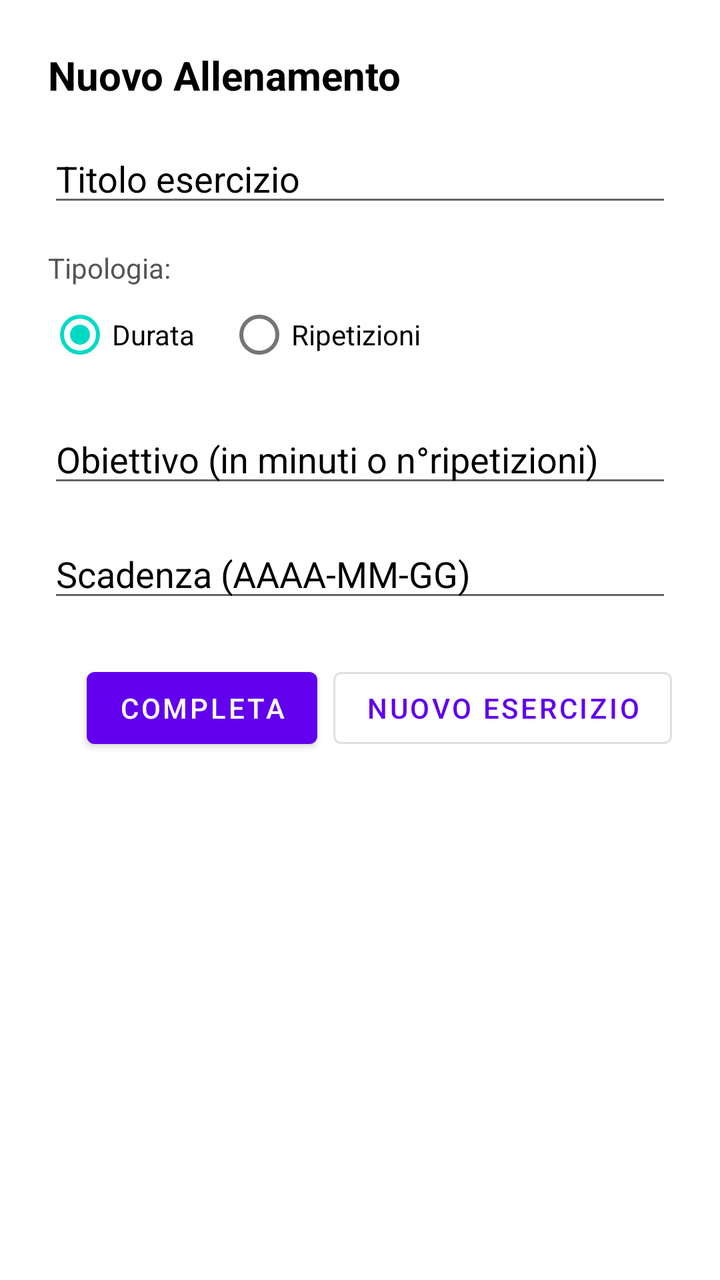
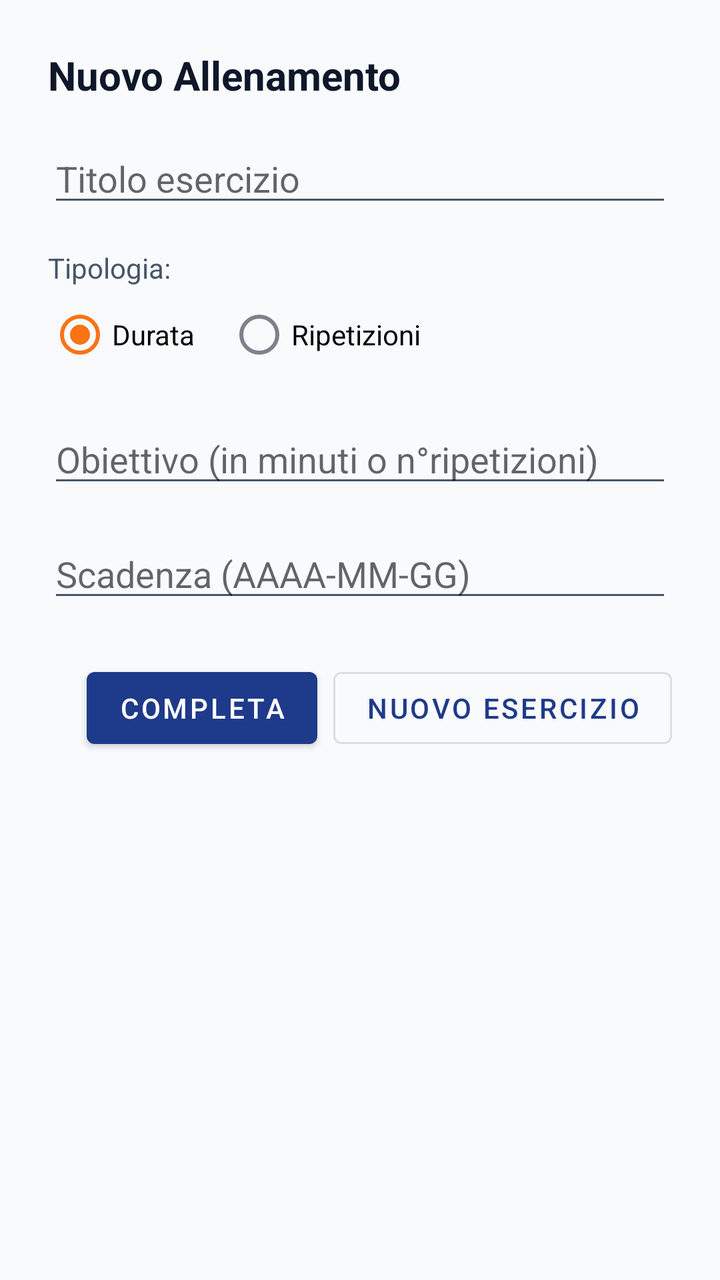

Before-and-after screenshots of an Android layout around one commit, followed by the original layout XML and the change that was made.
<!-- AndroidManifest.xml: application theme Theme.TeamInSync -->
<!-- res/layout/fragment_training_creation_wizard.xml -->
<?xml version="1.0" encoding="utf-8"?>
<LinearLayout xmlns:android="http://schemas.android.com/apk/res/android"
    android:layout_width="match_parent"
    android:layout_height="wrap_content"
    android:orientation="vertical"
    android:padding="24dp"
    android:background="@color/white">

    <TextView
        android:id="@+id/dialogFragTitleTV"
        android:layout_width="match_parent"
        android:layout_height="wrap_content"
        android:layout_marginBottom="16dp"
        android:text="@string/new_training_frag_header"
        android:textColor="@color/black"
        android:textSize="20sp"
        android:textStyle="bold" />

    <EditText
        android:id="@+id/trainingTitleET"
        android:layout_width="match_parent"
        android:layout_height="wrap_content"
        android:hint="@string/exercise_title_hint"
        android:inputType="text"
        android:textColor="@color/black"
        android:textColorHint="@color/black"
        android:layout_marginBottom="16dp"/>

    <TextView
        android:id="@+id/trainingTypeLabelTV"
        android:layout_width="match_parent"
        android:layout_height="wrap_content"
        android:text="@string/training_type_label"
        android:textColor="#555555" />

    <RadioGroup
        android:id="@+id/trainingTypeRG"
        android:layout_width="match_parent"
        android:layout_height="wrap_content"
        android:orientation="horizontal"
        android:layout_marginBottom="16dp">

        <RadioButton
            android:id="@+id/chronoRB"
            android:layout_width="wrap_content"
            android:layout_height="wrap_content"
            android:text="@string/duration_label"
            android:textColor="@color/black"
            android:checked="true"/>

        <RadioButton
        android:id="@+id/repetitionsRB"
        android:layout_width="wrap_content"
        android:layout_height="wrap_content"
        android:layout_marginStart="16dp"
        android:textColor="@color/black"
        android:text="@string/repetitions_label"/>
    </RadioGroup>

    <EditText
        android:id="@+id/trainingTargetET"
        android:layout_width="match_parent"
        android:layout_height="wrap_content"
        android:hint="@string/training_target_label"
        android:textColor="@color/black"
        android:textColorHint="@color/black"
        android:inputType="number"
        android:layout_marginBottom="16dp"/>

    <EditText
        android:id="@+id/trainingDueToET"
        android:layout_width="match_parent"
        android:layout_height="wrap_content"
        android:hint="@string/deadline_label"
        android:textColor="@color/black"
        android:textColorHint="@color/black"
        android:inputType="date"
        android:layout_marginBottom="24dp"/>

    <LinearLayout
        android:layout_width="match_parent"
        android:layout_height="wrap_content"
        android:orientation="horizontal"
        android:gravity="end">

        <Button
            android:id="@+id/completeBtn"
            android:layout_width="wrap_content"
            android:layout_height="wrap_content"
            android:text="@string/complete_btn_label"
            android:layout_marginEnd="8dp"/>

        <Button
            android:id="@+id/appendBtn"
            style="?attr/materialButtonOutlinedStyle"
            android:layout_width="wrap_content"
            android:layout_height="wrap_content"
            android:text="@string/append_btn_label" />
    </LinearLayout>

</LinearLayout>
<!-- resources referenced by this layout -->
<resources>
  <color name="black">#FF000000</color>
  <color name="white">#FFFFFFFF</color>
  <string name="append_btn_label">Nuovo esercizio</string>
  <string name="complete_btn_label">Completa</string>
  <string name="deadline_label">Scadenza (AAAA-MM-GG)</string>
  <string name="duration_label">Durata</string>
  <string name="exercise_title_hint">Titolo esercizio</string>
  <string name="new_training_frag_header">Nuovo Allenamento</string>
  <string name="repetitions_label">Ripetizioni</string>
  <string name="training_target_label">Obiettivo (in minuti o n°ripetizioni)</string>
  <string name="training_type_label">Tipologia:</string>
  <style name="Theme.TeamInSync" parent="Theme.MaterialComponents.DayNight.NoActionBar">
          
          <item name="colorPrimary">@color/purple_500</item>
          <item name="colorPrimaryVariant">@color/purple_700</item>
          <item name="colorOnPrimary">@color/white</item>
          
          <item name="colorSecondary">@color/teal_200</item>
          <item name="colorSecondaryVariant">@color/teal_700</item>
          <item name="colorOnSecondary">@color/black</item>
          
          <item name="android:statusBarColor">?attr/colorPrimaryVariant</item>
          
      </style>
  <color name="purple_500">#FF6200EE</color>
  <color name="purple_700">#FF3700B3</color>
  <color name="teal_200">#FF03DAC5</color>
  <color name="teal_700">#FF018786</color>
</resources>

<!-- the commit's change to res/layout/fragment_training_creation_wizard.xml (unified diff, before → after) -->
@@ -3,8 +3,7 @@
     android:layout_width="match_parent"
     android:layout_height="wrap_content"
     android:orientation="vertical"
-    android:padding="24dp"
-    android:background="@color/white">
+    android:padding="24dp">
 
     <TextView
         android:id="@+id/dialogFragTitleTV"
@@ -12,7 +11,7 @@
         android:layout_height="wrap_content"
         android:layout_marginBottom="16dp"
         android:text="@string/new_training_frag_header"
-        android:textColor="@color/black"
+        android:textColor="?android:attr/textColorPrimary"
         android:textSize="20sp"
         android:textStyle="bold" />
 
@@ -22,8 +21,6 @@
         android:layout_height="wrap_content"
         android:hint="@string/exercise_title_hint"
         android:inputType="text"
-        android:textColor="@color/black"
-        android:textColorHint="@color/black"
         android:layout_marginBottom="16dp"/>
 
     <TextView
@@ -31,7 +28,7 @@
         android:layout_width="match_parent"
         android:layout_height="wrap_content"
         android:text="@string/training_type_label"
-        android:textColor="#555555" />
+        android:textColor="?android:attr/textColorSecondary" />
 
     <RadioGroup
         android:id="@+id/trainingTypeRG"
@@ -45,7 +42,6 @@
             android:layout_width="wrap_content"
             android:layout_height="wrap_content"
             android:text="@string/duration_label"
-            android:textColor="@color/black"
             android:checked="true"/>
 
         <RadioButton
@@ -53,7 +49,6 @@
         android:layout_width="wrap_content"
         android:layout_height="wrap_content"
         android:layout_marginStart="16dp"
-        android:textColor="@color/black"
         android:text="@string/repetitions_label"/>
     </RadioGroup>
 
@@ -62,8 +57,6 @@
         android:layout_width="match_parent"
         android:layout_height="wrap_content"
         android:hint="@string/training_target_label"
-        android:textColor="@color/black"
-        android:textColorHint="@color/black"
         android:inputType="number"
         android:layout_marginBottom="16dp"/>
 
@@ -72,8 +65,6 @@
         android:layout_width="match_parent"
         android:layout_height="wrap_content"
         android:hint="@string/deadline_label"
-        android:textColor="@color/black"
-        android:textColorHint="@color/black"
         android:inputType="date"
         android:layout_marginBottom="24dp"/>
 
<!-- resource entries referenced after the edit -->
@@ -1,7 +1,5 @@
 <!-- resources referenced by this layout -->
 <resources>
-  <color name="black">#FF000000</color>
-  <color name="white">#FFFFFFFF</color>
   <string name="append_btn_label">Nuovo esercizio</string>
   <string name="complete_btn_label">Completa</string>
   <string name="deadline_label">Scadenza (AAAA-MM-GG)</string>
@@ -12,21 +10,28 @@
   <string name="training_target_label">Obiettivo (in minuti o n°ripetizioni)</string>
   <string name="training_type_label">Tipologia:</string>
   <style name="Theme.TeamInSync" parent="Theme.MaterialComponents.DayNight.NoActionBar">
-          
-          <item name="colorPrimary">@color/purple_500</item>
-          <item name="colorPrimaryVariant">@color/purple_700</item>
-          <item name="colorOnPrimary">@color/white</item>
-          
-          <item name="colorSecondary">@color/teal_200</item>
-          <item name="colorSecondaryVariant">@color/teal_700</item>
-          <item name="colorOnSecondary">@color/black</item>
-          
+          <item name="colorPrimary">@color/primary_blue</item>
+          <item name="colorPrimaryVariant">@color/primary_blue_dark</item>
+          <item name="colorOnPrimary">@color/surface_light</item>
+          <item name="colorSecondary">@color/secondary_orange</item>
+          <item name="colorSecondaryVariant">@color/secondary_orange_dark</item>
+          <item name="colorOnSecondary">@color/surface_light</item>
+          <item name="colorSurface">@color/surface_light</item>
+          <item name="colorOnSurface">@color/text_primary_light</item>
+          <item name="colorError">@color/error_red</item>
+          <item name="android:textColorPrimary">@color/text_primary_light</item>
+          <item name="android:textColorSecondary">@color/text_secondary_light</item>
+          <item name="android:windowBackground">@color/bg_light</item>
           <item name="android:statusBarColor">?attr/colorPrimaryVariant</item>
-          
       </style>
-  <color name="purple_500">#FF6200EE</color>
-  <color name="purple_700">#FF3700B3</color>
-  <color name="teal_200">#FF03DAC5</color>
-  <color name="teal_700">#FF018786</color>
+  <color name="primary_blue">#1E3A8A</color>
+  <color name="primary_blue_dark">#172554</color>
+  <color name="surface_light">#FFFFFF</color>
+  <color name="secondary_orange">#F97316</color>
+  <color name="secondary_orange_dark">#EA580C</color>
+  <color name="text_primary_light">#0F172A</color>
+  <color name="error_red">#EF4444</color>
+  <color name="text_secondary_light">#475569</color>
+  <color name="bg_light">#F8FAFC</color>
 </resources>
 
